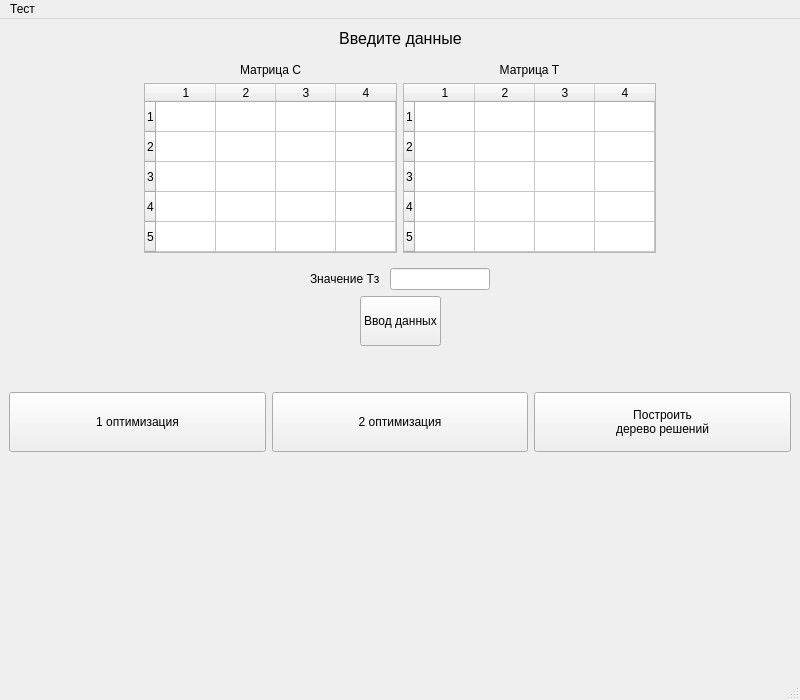
Qt form main_window.ui (ZOaZOaZoa/UBS_lab1) before a commit.
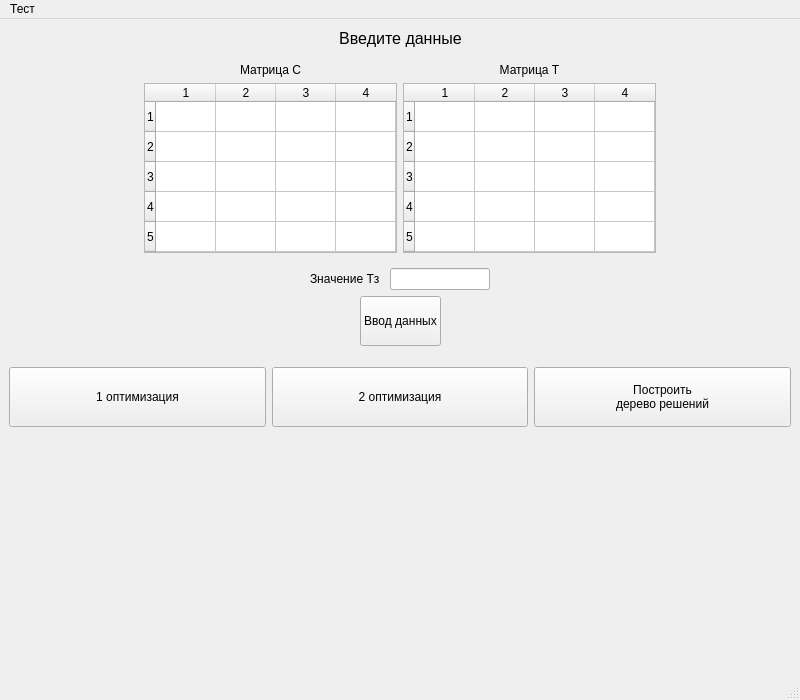
The same form after that commit.

Diff of the .ui file:
```diff
--- a/main_window.ui
+++ b/main_window.ui
@@ -468,7 +468,7 @@
       <property name="sizeHint" stdset="0">
        <size>
         <width>20</width>
-        <height>40</height>
+        <height>15</height>
        </size>
       </property>
      </spacer>
```
Left out of the diff: 2 changed lines with no effect on the pictures.
